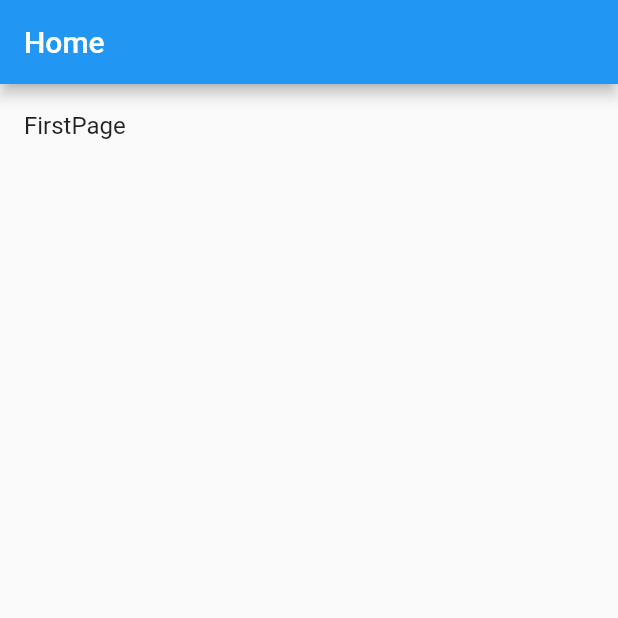
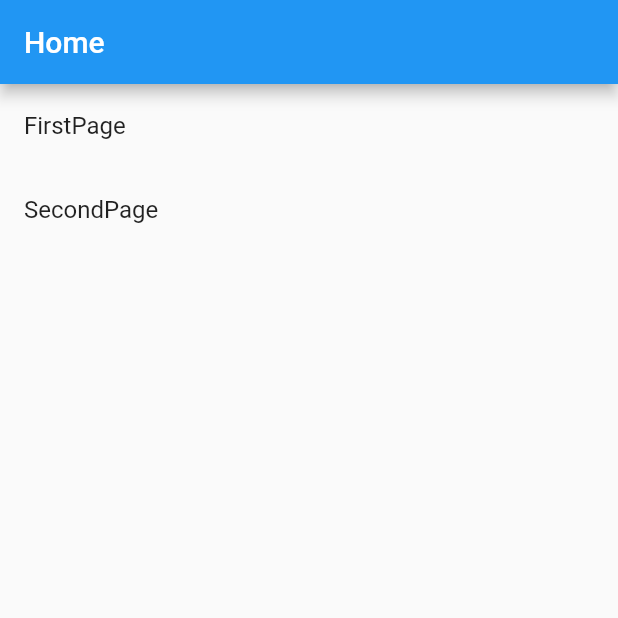
Before and after one commit to KittenCN/flutter_demo, a Flutter app: the screen it shows after launch, on a phone screen of 412 x 824 dp, the top half of it. Run offline on Flutter 3.47's test engine with Material 2 defaults, Android fonts, the phone set to English and light mode, and no system bars.

```diff
--- a/lib/main.dart
+++ b/lib/main.dart
@@ -1,5 +1,6 @@
 import 'package:flutter/material.dart';
 import 'src/first_page.dart';
+import 'src/second_page.dart';
 
 void main() {
   return runApp(const MyApp());
@@ -13,7 +14,14 @@ class Menu {
 }
 
 final menus = [
-  Menu(name: 'FirstPage', route: '/FirstPage', builder: (context) => const FirstPage())
+  Menu(
+      name: 'FirstPage',
+      route: '/FirstPage',
+      builder: (context) => const FirstPage()),
+  Menu(
+      name: 'SecondPage',
+      route: '/SecondPage',
+      builder: (context) => const SecondPage()),
 ];
 
 class MyApp extends StatelessWidget {
```
Also changed, not shown: lib/src/second_page.dart (added, +42 -0 lines).
